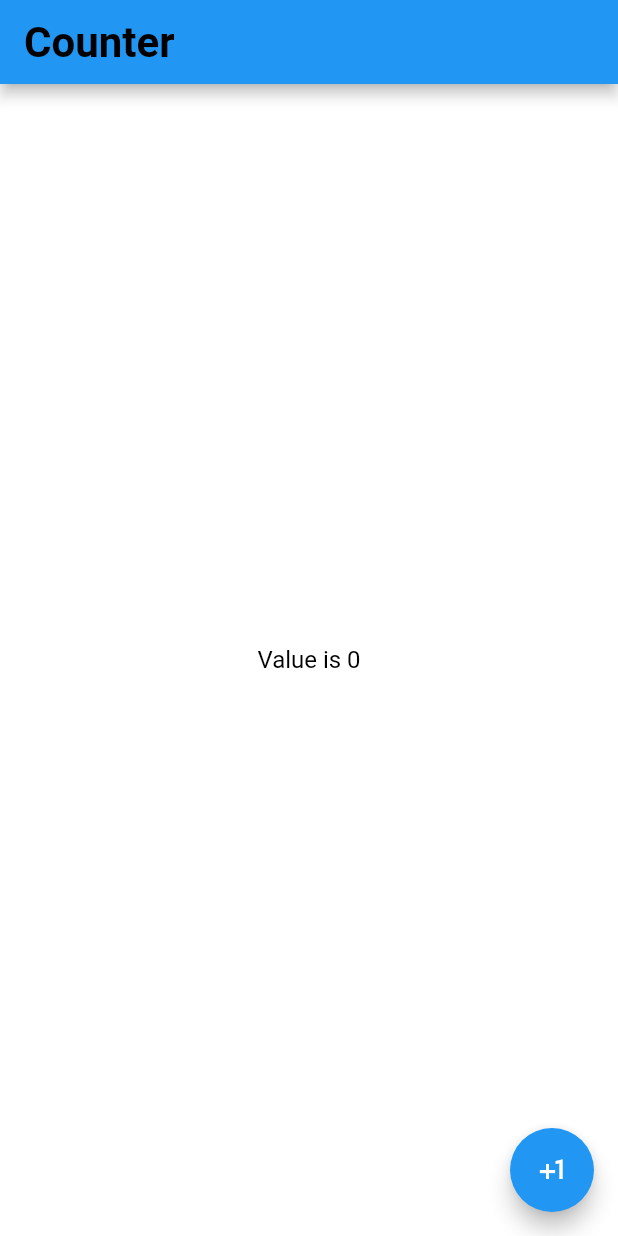
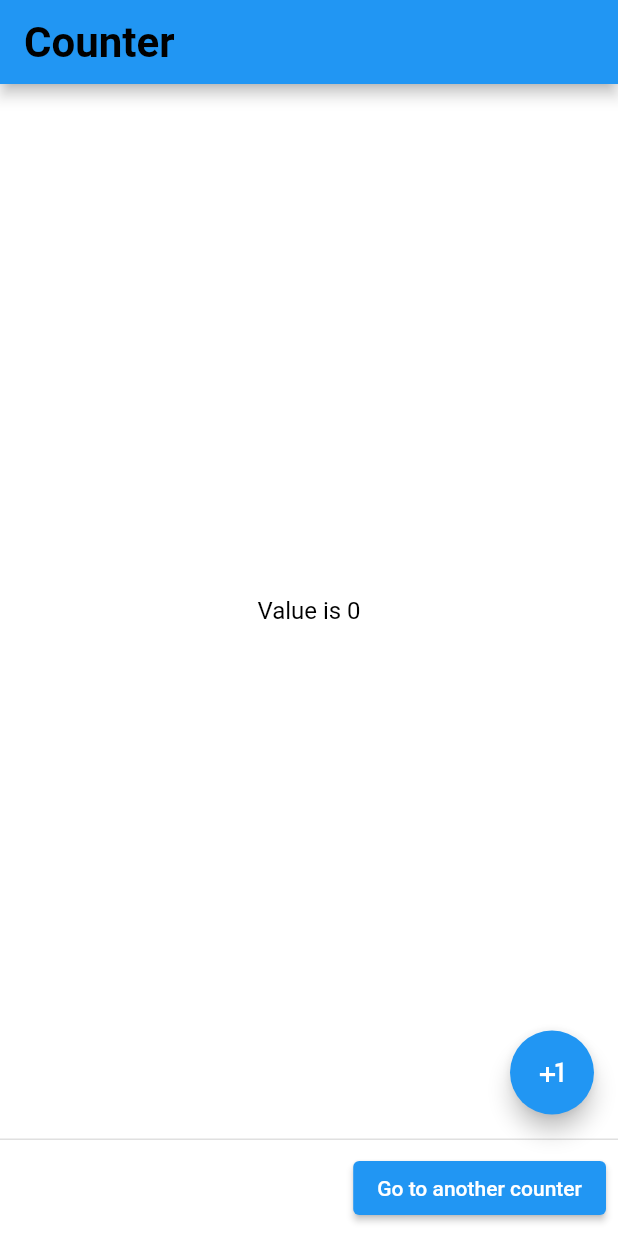
Before and after one commit to DevArtel/da_app, a Flutter app: the screen it shows after launch, on a phone screen of 412 x 824 dp. Run offline on Flutter 3.47's test engine with Material 2 defaults, Android fonts, the phone set to English and light mode, and no system bars; our stand-ins replace go_router, hooks_riverpod; missing offline and left inert: logging_appenders, widgetbook; generated files the repository leaves out were written again.

Commit message:
Add example usage

```diff
--- a/lib/features/counter/ui/counter_screen.dart
+++ b/lib/features/counter/ui/counter_screen.dart
@@ -1,4 +1,5 @@
 import 'package:da_app/common/l10n/l10n.dart';
+import 'package:da_app/features/counter/navigation/routes.dart';
 import 'package:da_app/features/counter/provider/provider.dart';
 import 'package:flutter/material.dart';
 import 'package:hooks_riverpod/hooks_riverpod.dart';
@@ -19,6 +20,12 @@ class CounterScreen extends ConsumerWidget {
         onPressed: counterNotifier.increment,
         child: const Icon(Icons.plus_one),
       ),
+      persistentFooterButtons: [
+        ElevatedButton(
+          onPressed: () => const CounterRoute().push<void>(context),
+          child: const Text('Go to another counter'),
+        ),
+      ],
       body: Builder(builder: (context) {
         final counterState = ref.watch(counterProvider);
 
```
